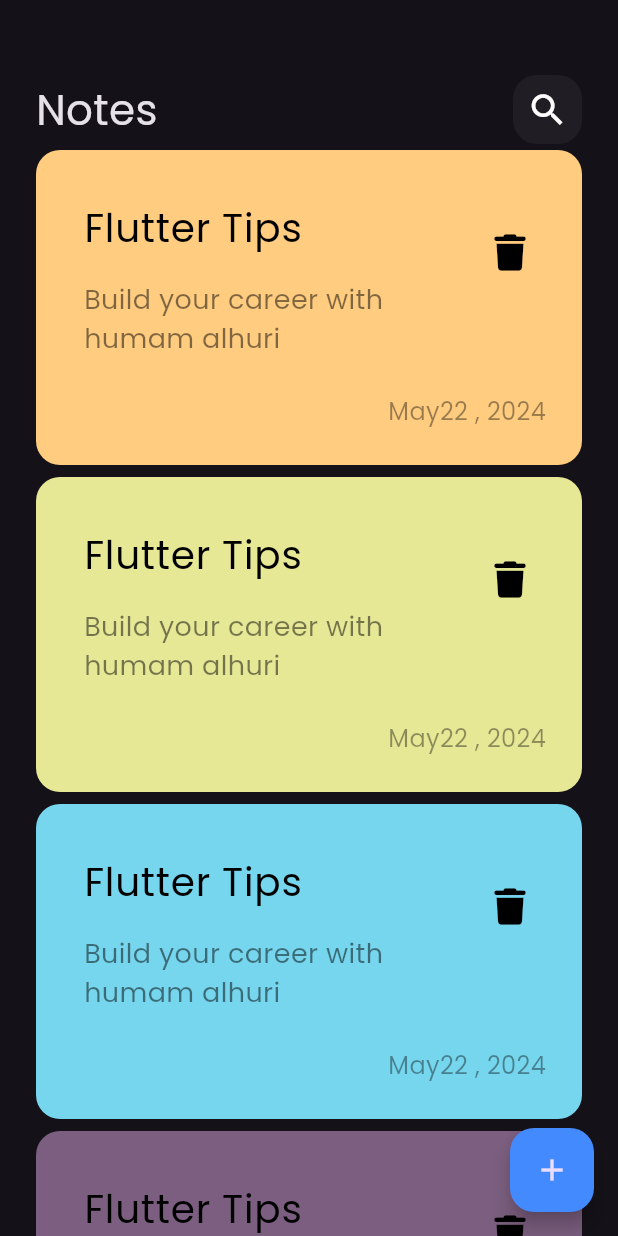
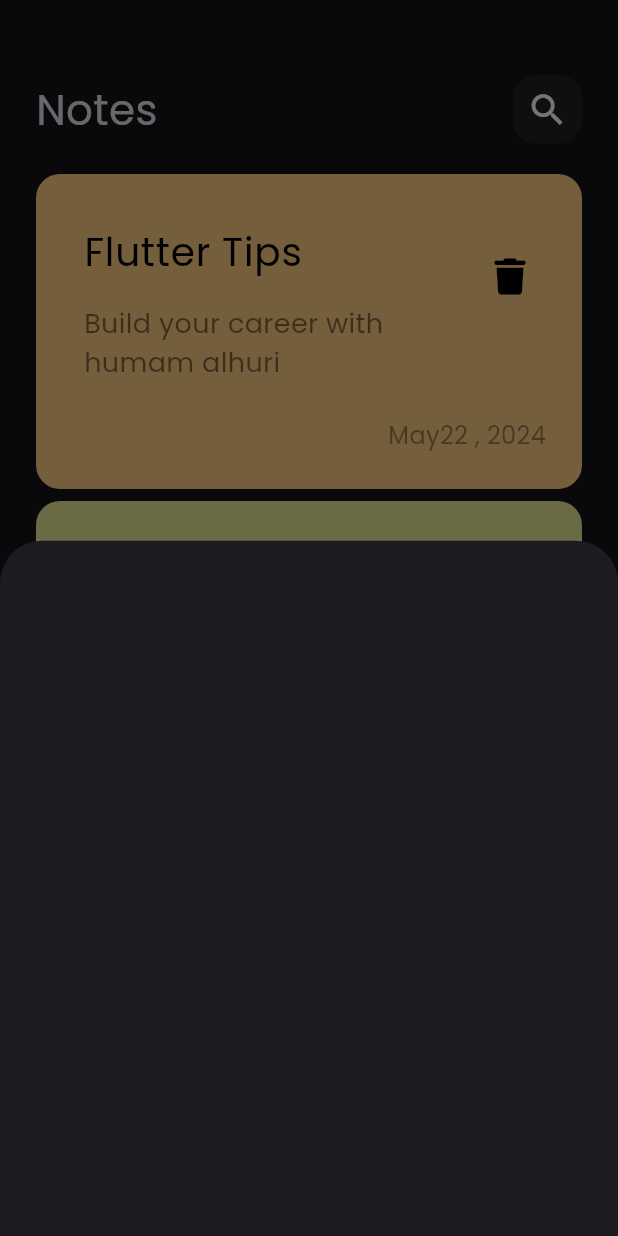
Before and after one commit to HumamHo44/notes_app, a Flutter app: the screen it shows after launch, after a tap on the "add" icon, on a phone screen of 412 x 824 dp. Run offline on Flutter 3.47's test engine with Material 3 defaults, Android fonts, the phone set to English and light mode, and no system bars; our stand-ins replace font_awesome_flutter.

Commit message:
Show Modal Bottom Sheet

```diff
--- a/lib/views/notes_view.dart
+++ b/lib/views/notes_view.dart
@@ -1,5 +1,6 @@
 import 'package:flutter/material.dart';
 
+import 'widgets/add_note_bottom_sheet.dart';
 import 'widgets/notes_view_body.dart';
 
 class NotesView extends StatelessWidget {
@@ -10,7 +11,13 @@ class NotesView extends StatelessWidget {
     return Scaffold(
       floatingActionButton: FloatingActionButton(
         backgroundColor: Colors.blueAccent,
-        onPressed: () {},
+        onPressed: () {
+          showModalBottomSheet(
+              context: context,
+              builder: (context) {
+                return const AddNoteBottomSheet();
+              });
+        },
         child: const Icon(Icons.add),
       ),
       body: const NotesViewBody(),
--- /dev/null
+++ b/lib/views/widgets/add_note_bottom_sheet.dart
@@ -0,0 +1,10 @@
+import 'package:flutter/material.dart';
+
+class AddNoteBottomSheet extends StatelessWidget {
+  const AddNoteBottomSheet({super.key});
+
+  @override
+  Widget build(BuildContext context) {
+    return Container();
+  }
+}
--- a/lib/views/widgets/notes_list_view.dart
+++ b/lib/views/widgets/notes_list_view.dart
@@ -12,7 +12,10 @@ class NoteListView extends StatelessWidget {
   ];
   @override
   Widget build(BuildContext context) {
-    return ListView.builder(
+    return Padding(
+      padding: const EdgeInsets.symmetric(vertical: 16),
+      child: ListView.builder(
+        padding: EdgeInsets.zero,
         itemBuilder: (context, index) {
           return Padding(
             padding: const EdgeInsets.symmetric(vertical: 4),
@@ -21,6 +24,7 @@ class NoteListView extends StatelessWidget {
             ),
           );
         },
+      ),
     );
   }
 }
```
Lines whose indentation alone changed are shown as unchanged.
